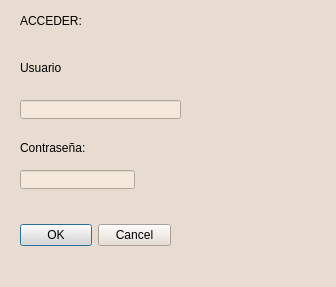
Old version of the form ingreso.ui in the repository luisallamas01/Entrega3.
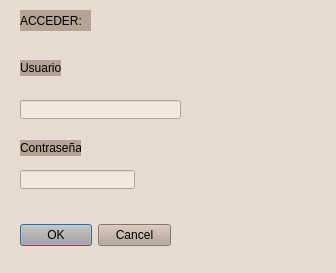
New version of the form. Icons and pictures are not drawn.

Diff of the .ui file:
```diff
--- a/ingreso.ui
+++ b/ingreso.ui
@@ -7,7 +7,7 @@
     <x>0</x>
     <y>0</y>
     <width>336</width>
-    <height>287</height>
+    <height>273</height>
    </rect>
   </property>
   <property name="windowTitle">
@@ -25,6 +25,9 @@
      <height>16</height>
     </rect>
    </property>
+   <property name="styleSheet">
+    <string notr="true">background-color: rgb(180, 164, 147)</string>
+   </property>
    <property name="text">
     <string>Usuario:</string>
    </property>
@@ -34,10 +37,13 @@
     <rect>
      <x>20</x>
      <y>140</y>
-     <width>171</width>
+     <width>61</width>
      <height>16</height>
     </rect>
    </property>
+   <property name="styleSheet">
+    <string notr="true">background-color: rgb(180, 164, 147)</string>
+   </property>
    <property name="text">
     <string>Contraseña:</string>
    </property>
@@ -60,10 +66,13 @@
     <rect>
      <x>20</x>
      <y>10</y>
-     <width>61</width>
+     <width>71</width>
      <height>21</height>
     </rect>
    </property>
+   <property name="styleSheet">
+    <string notr="true">background-color: rgb(180, 164, 147)</string>
+   </property>
    <property name="text">
     <string>ACCEDER:</string>
    </property>
@@ -109,6 +118,9 @@
      <height>31</height>
     </rect>
    </property>
+   <property name="styleSheet">
+    <string notr="true">background-color: rgb(180, 164, 147)</string>
+   </property>
    <property name="orientation">
     <enum>Qt::Horizontal</enum>
    </property>
```
